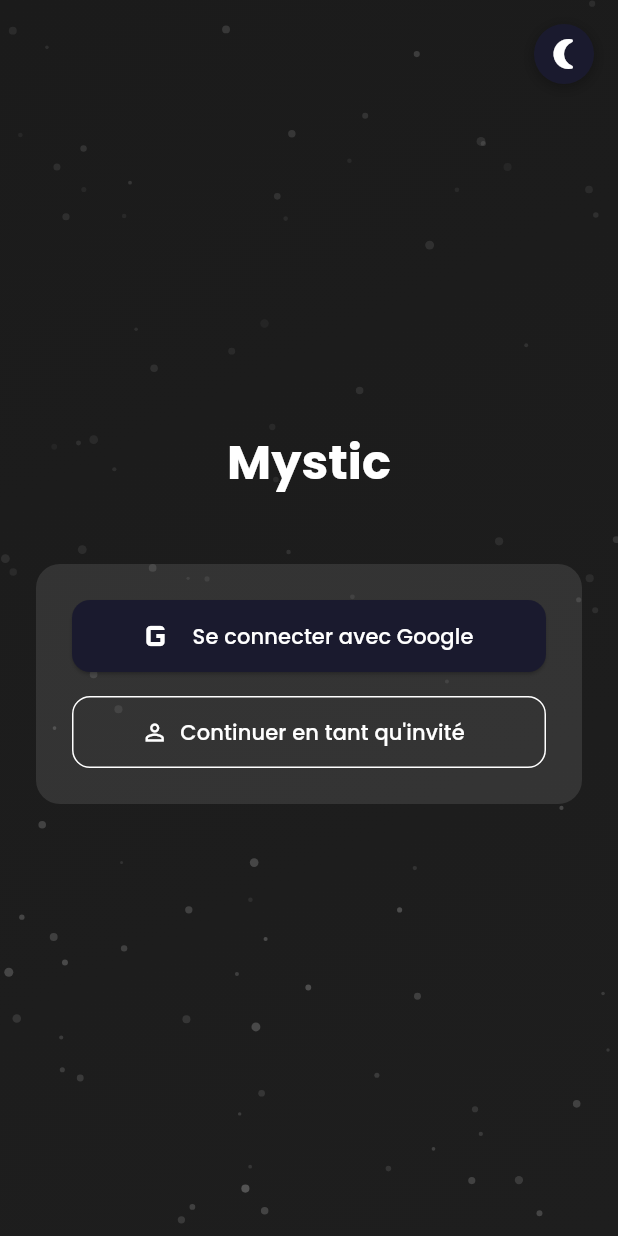
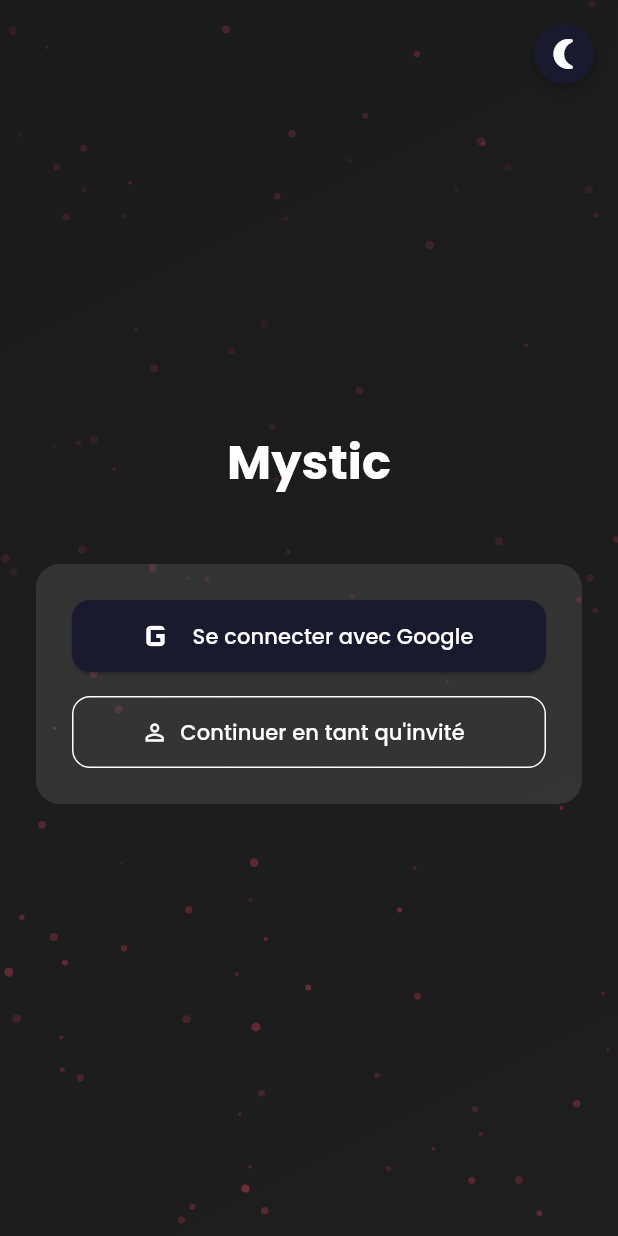
Before and after one commit to uabogdev2/Mystic-game, a Flutter app: the screen it shows after launch, after a tap on the "wb sunny" icon, on a phone screen of 412 x 824 dp. Run offline on Flutter 3.47's test engine with Material 3 defaults, Android fonts, the phone set to English and light mode, and no system bars; our stand-ins replace animated_text_kit, cloud_firestore, firebase_auth, firebase_core, flutter_riverpod, google_fonts and 3 more; accounts and stored records are empty.

Commit message:
Improve readability and night mode design

```diff
--- a/lib/theme/app_theme.dart
+++ b/lib/theme/app_theme.dart
@@ -14,19 +14,19 @@ class AppTheme {
       scaffoldBackgroundColor: ThemeConstants.dayBackgroundGradients[0][0],
       cardColor: ThemeConstants.dayCardColor,
       fontFamily: ThemeConstants.fontFamily,
-      textTheme: TextTheme(
+      textTheme: const TextTheme(
         displayLarge: TextStyle(color: Colors.black, fontWeight: FontWeight.bold),
         displayMedium: TextStyle(color: Colors.black, fontWeight: FontWeight.bold),
         displaySmall: TextStyle(color: Colors.black, fontWeight: FontWeight.bold),
-        headlineLarge: TextStyle(color: Colors.black.withOpacity(0.9)),
-        headlineMedium: TextStyle(color: Colors.black.withOpacity(0.9)),
-        headlineSmall: TextStyle(color: Colors.black.withOpacity(0.9)),
-        titleLarge: TextStyle(color: Colors.black.withOpacity(0.9)),
-        titleMedium: TextStyle(color: Colors.black.withOpacity(0.85)),
-        titleSmall: TextStyle(color: Colors.black.withOpacity(0.85)),
-        bodyLarge: TextStyle(color: Colors.black.withOpacity(0.85)),
-        bodyMedium: TextStyle(color: Colors.black.withOpacity(0.85)),
-        bodySmall: TextStyle(color: Colors.black.withOpacity(0.75)),
+        headlineLarge: TextStyle(color: Colors.black87),
+        headlineMedium: TextStyle(color: Colors.black87),
+        headlineSmall: TextStyle(color: Colors.black87),
+        titleLarge: TextStyle(color: Colors.black87),
+        titleMedium: TextStyle(color: Colors.black87),
+        titleSmall: TextStyle(color: Colors.black87),
+        bodyLarge: TextStyle(color: Colors.black87),
+        bodyMedium: TextStyle(color: Colors.black87),
+        bodySmall: TextStyle(color: Colors.black87),
       ),
     );
   }
@@ -43,19 +43,19 @@ class AppTheme {
       scaffoldBackgroundColor: ThemeConstants.nightBackgroundGradients[0][0],
       cardColor: ThemeConstants.nightCardColor,
       fontFamily: ThemeConstants.fontFamily,
-      textTheme: TextTheme(
+      textTheme: const TextTheme(
         displayLarge: TextStyle(color: Colors.white, fontWeight: FontWeight.bold),
         displayMedium: TextStyle(color: Colors.white, fontWeight: FontWeight.bold),
         displaySmall: TextStyle(color: Colors.white, fontWeight: FontWeight.bold),
-        headlineLarge: TextStyle(color: Colors.white.withOpacity(0.95)),
-        headlineMedium: TextStyle(color: Colors.white.withOpacity(0.95)),
-        headlineSmall: TextStyle(color: Colors.white.withOpacity(0.95)),
-        titleLarge: TextStyle(color: Colors.white.withOpacity(0.95)),
-        titleMedium: TextStyle(color: Colors.white.withOpacity(0.9)),
-        titleSmall: TextStyle(color: Colors.white.withOpacity(0.9)),
-        bodyLarge: TextStyle(color: Colors.white.withOpacity(0.9)),
-        bodyMedium: TextStyle(color: Colors.white.withOpacity(0.9)),
-        bodySmall: TextStyle(color: Colors.white.withOpacity(0.8)),
+        headlineLarge: TextStyle(color: Colors.white),
+        headlineMedium: TextStyle(color: Colors.white),
+        headlineSmall: TextStyle(color: Colors.white),
+        titleLarge: TextStyle(color: Colors.white),
+        titleMedium: TextStyle(color: Colors.white),
+        titleSmall: TextStyle(color: Colors.white),
+        bodyLarge: TextStyle(color: Colors.white),
+        bodyMedium: TextStyle(color: Colors.white),
+        bodySmall: TextStyle(color: Colors.white70),
       ),
     );
   }
--- a/lib/widgets/animated_background.dart
+++ b/lib/widgets/animated_background.dart
@@ -81,7 +81,7 @@ class _AnimatedBackgroundState extends ConsumerState<AnimatedBackground> with Si
               Positioned.fill(
                 child: AnimatedOpacity(
                   duration: ThemeConstants.animationDuration,
-                  opacity: isDarkMode ? 0.3 : 0.0,
+                  opacity: isDarkMode ? 0.5 : 0.0,
                   child: const _Stars(),
                 ),
               ),
@@ -185,7 +185,8 @@ class StarsPainter extends CustomPainter {
       star.x = (star.x + sin(animationValue * 2 * pi + star.y * 10) * 0.001) % 1.0;
 
       final paint = Paint()
-        ..color = Colors.white.withOpacity(star.opacity * (0.7 + sin(animationValue * 2 * pi + star.y * 5) * 0.3))
+        ..color = ThemeConstants.nightAccent.withOpacity(
+            star.opacity * (0.7 + sin(animationValue * 2 * pi + star.y * 5) * 0.3))
         ..style = PaintingStyle.fill;
 
       canvas.drawCircle(
```
